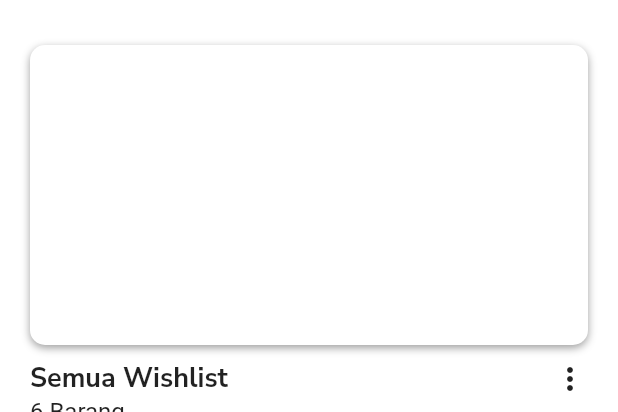
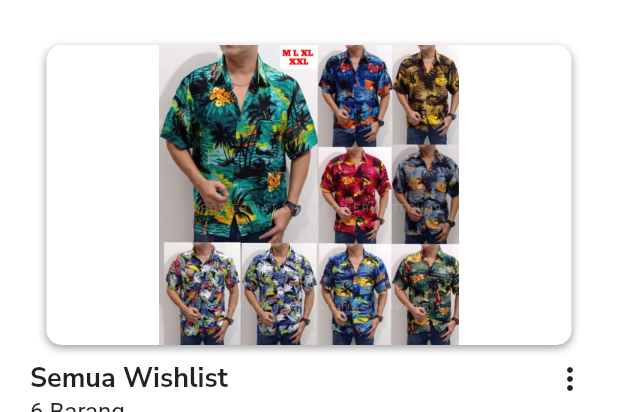
Before and after one commit to Myrlyon/flutter_app_project, a Flutter app: the WishlistPage screen opened directly, on a phone screen of 412 x 824 dp, the part 69-481 px from its top. Run offline on Flutter 3.47's test engine with Material 2 defaults, Android fonts, the phone set to English and light mode, and no system bars; our stand-ins replace carousel_slider, get, google_fonts, shared_preferences; accounts and stored records are empty; network calls fail.

Commit message:
feat : [MA] add WishlistPage

```diff
--- a/lib/apps/modules/OfficialPage/OfficialPage.dart
+++ b/lib/apps/modules/OfficialPage/OfficialPage.dart
@@ -76,7 +76,7 @@ class _OfficialPageState extends State<OfficialPage> {
                     Padding(
                       padding: const EdgeInsets.all(8.0),
                       child: Text(
-                        'Console',
+                        'BackPack',
                         style: GoogleFonts.nunitoSans(
                           fontSize: 20,
                           fontWeight: FontWeight.bold,
--- a/lib/apps/modules/WelcomePage/WelcomePage.dart
+++ b/lib/apps/modules/WelcomePage/WelcomePage.dart
@@ -1,5 +1,6 @@
 import 'package:flutter/material.dart';
 import 'package:flutter_app_project/apps/modules/LoginPage/LoginPage.dart';
+import 'package:flutter_app_project/apps/modules/widgets/BottomNavbar.dart';
 import 'package:google_fonts/google_fonts.dart';
 import 'package:get/get.dart';
 
@@ -26,7 +27,7 @@ class WelcomePage extends StatelessWidget {
                     ),
                   ),
                   SizedBox(
-                    height: 350,
+                    height: 300,
                   ),
                   Text(
                     "Discover a diverse world of shopping \n  options at our all-in-one General \n Marketplace.",
--- a/lib/apps/modules/WishlistPage/WishlistPage.dart
+++ b/lib/apps/modules/WishlistPage/WishlistPage.dart
@@ -28,8 +28,9 @@ class _WishlistPageState extends State<WishlistPage> {
                   Get.to(DetailWishlistPage());
                 },
                 child: Container(
-                  width: 1000,
+                  width: 350,
                   height: 200,
+                  child: Image.asset("assets/fotowishlist.jpg"),
                   decoration: BoxDecoration(
                     color: Colors.white,
                     borderRadius: BorderRadius.circular(10.0),
--- a/lib/main.dart
+++ b/lib/main.dart
@@ -1,4 +1,5 @@
 import 'package:flutter/material.dart';
+import 'package:flutter_app_project/apps/modules/WelcomePage/WelcomePage.dart';
 import 'package:flutter_app_project/apps/modules/widgets/BottomNavbar.dart';
 import 'package:get/get.dart';
 
@@ -14,7 +15,7 @@ class MyApp extends StatelessWidget {
     return GetMaterialApp(
       theme: ThemeData(scaffoldBackgroundColor: Colors.white),
       // Use GetMaterialApp instead of MaterialApp
-      home: BottomNavbar(),
+      home: WelcomePage(),
     );
   }
 }
```
Also changed, not shown: lib/apps/modules/LoginPage/LoginPage.dart (+0 -14 lines), assets/fotowishlist.jpg (added).
